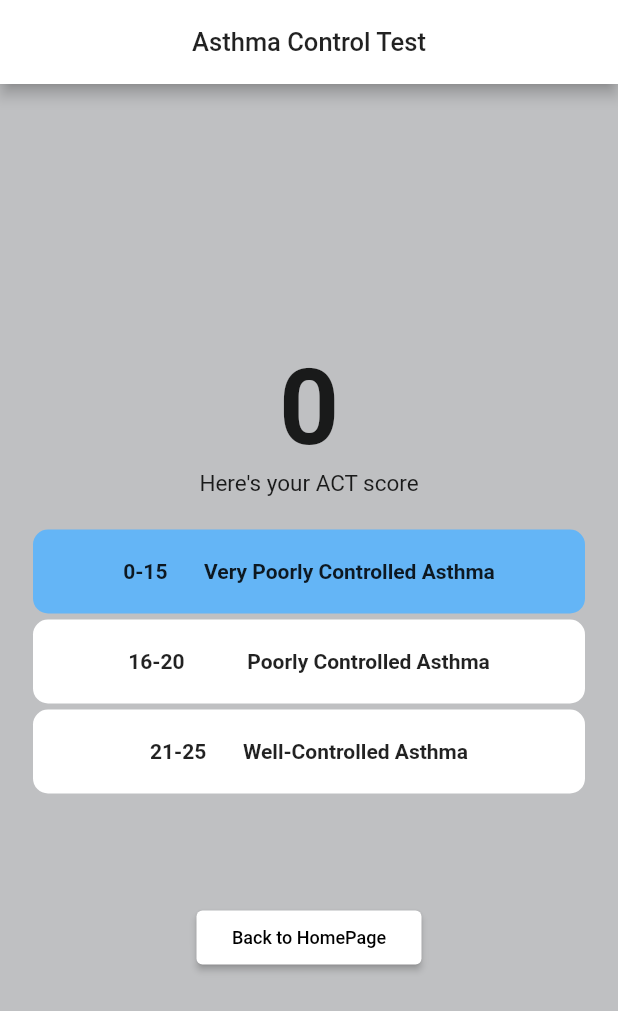
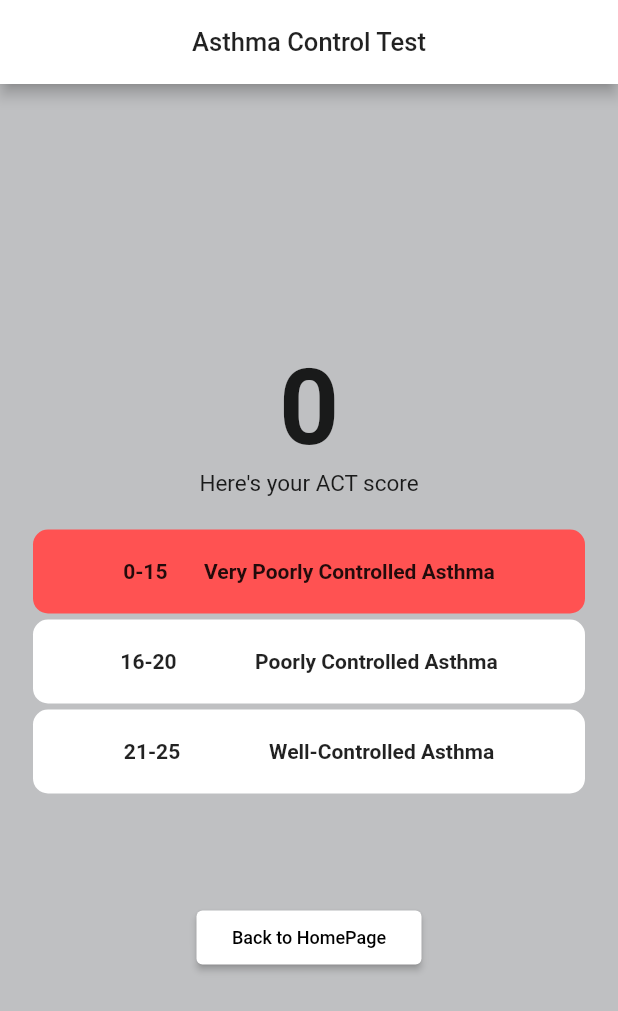
Before and after one commit to MuhammadHakeem/tacres-flutter-fyp, a Flutter app: the resultACT screen opened directly, on a phone screen of 412 x 824 dp. Shown: the top 1011 px of the screen. Run offline on Flutter 3.47's test engine with Material 2 defaults, Android fonts, the light colour scheme and no system bars; our stand-ins replace cloud_firestore, expandable, firebase_auth, firebase_core, flutter_spinkit, geocoding and 2 more; missing offline and left inert: dart_date; accounts and stored records are empty; network calls fail.

Commit message:
adjust UI health rec and act result

```diff
--- a/lib/resultACT.dart
+++ b/lib/resultACT.dart
@@ -79,7 +79,7 @@ class scoreDescription extends StatelessWidget {
                 margin: EdgeInsets.all(2),
                 decoration: BoxDecoration(
                   borderRadius: BorderRadius.circular(10),
-                  color: localACTscore3 <= 15 ? Colors.blue[300] : Colors.white,
+                  color: localACTscore3 <= 15 ? Colors.redAccent : Colors.white,
                 ),
                 child: Column(
                   mainAxisAlignment: MainAxisAlignment.center,
@@ -98,13 +98,13 @@ class scoreDescription extends StatelessWidget {
                 decoration: BoxDecoration(
                   borderRadius: BorderRadius.circular(10),
                   color: localACTscore3 <= 20 && localACTscore3 >= 16
-                      ? Colors.blue[300]
+                      ? Colors.orangeAccent
                       : Colors.white,
                 ),
                 child: Column(
                   mainAxisAlignment: MainAxisAlignment.center,
                   children: [
-                    Text("16-20            Poorly Controlled Asthma",
+                    Text("16-20               Poorly Controlled Asthma",
                         style: TextStyle(fontWeight: FontWeight.bold))
                   ],
                 ),
@@ -118,13 +118,13 @@ class scoreDescription extends StatelessWidget {
                 decoration: BoxDecoration(
                   borderRadius: BorderRadius.circular(10),
                   color: localACTscore3 <= 25 && localACTscore3 >= 21
-                      ? Colors.blue[300]
+                      ? Colors.greenAccent
                       : Colors.white,
                 ),
                 child: Column(
                   mainAxisAlignment: MainAxisAlignment.center,
                   children: [
-                    Text("21-25       Well-Controlled Asthma",
+                    Text("21-25                 Well-Controlled Asthma",
                         style: TextStyle(fontWeight: FontWeight.bold))
                   ],
                 ),
```
Also changed, not shown: lib/homePage.dart (+21 -12 lines).
